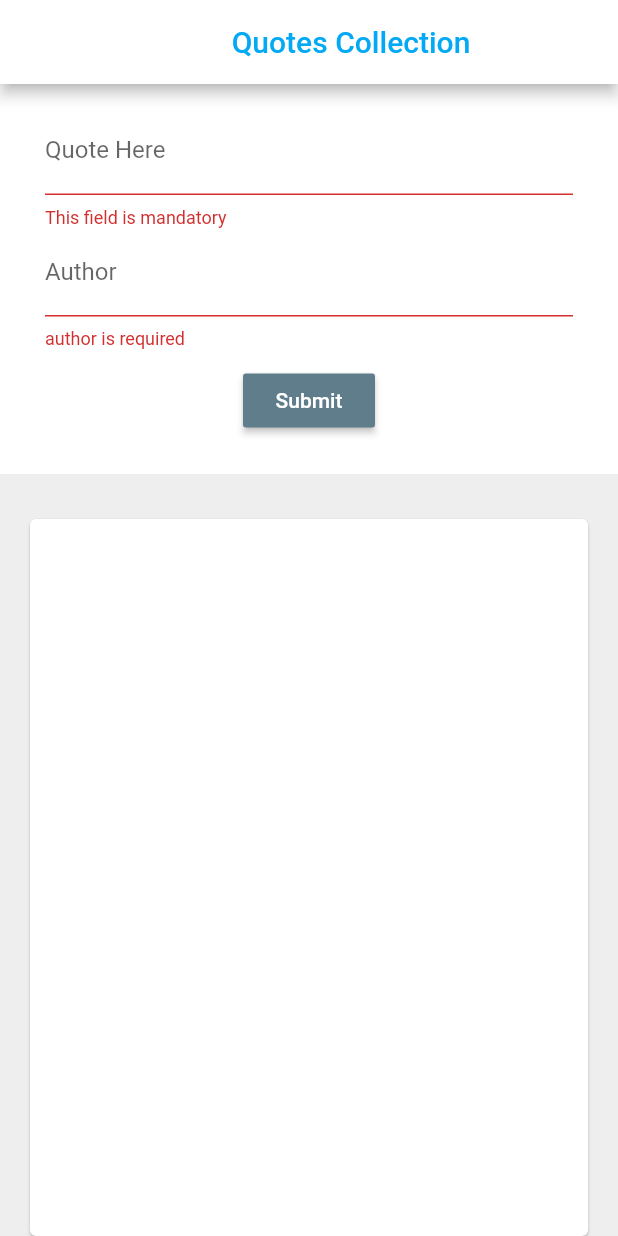
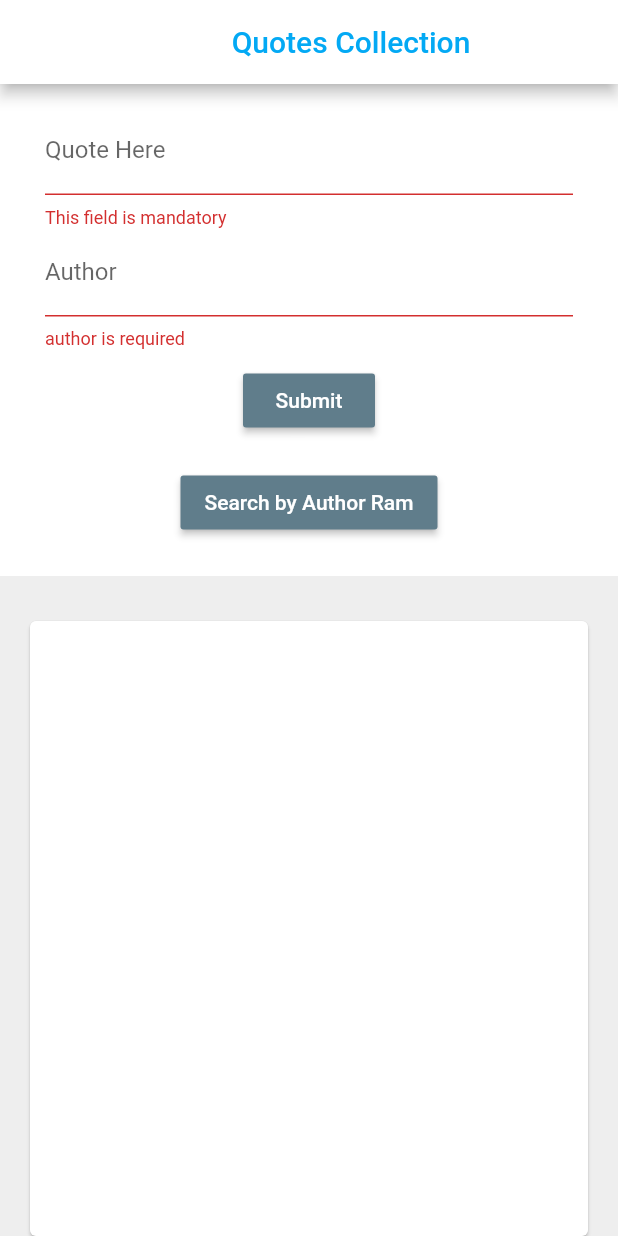
Before and after one commit to ishworpanta10/flutter_sqLite_CRUD, a Flutter app: the MyHomePage screen opened directly, after a tap on "Submit", on a phone screen of 412 x 824 dp. Run offline on Flutter 3.47's test engine with Material 2 defaults, Android fonts, the phone set to English and light mode, and no system bars; our stand-ins replace sqflite; accounts and stored records are empty.

Commit message:
filter search done

```diff
--- a/lib/dbHelper/dbHelper.dart
+++ b/lib/dbHelper/dbHelper.dart
@@ -78,4 +78,17 @@ class DatabaseHelper {
       whereArgs: [id],
     );
   }
+
+  // filter by author
+  Future<List<Quote>> filterbyAuthorAll(String author) async {
+    Database db = await instance.database;
+    List<Map> quote = await db.query(
+      Quote.tableName,
+      where: '${Quote.columnAuthor} = ?',
+      whereArgs: [author],
+    );
+    return quote.length == 0 ? [] : quote.map((e) => Quote.fromMap(e)).toList();
+  }
+
+  //filter by isFav
 }
--- a/lib/screen/quotePage.dart
+++ b/lib/screen/quotePage.dart
@@ -28,6 +28,7 @@ class _MyHomePageState extends State<MyHomePage> {
         await _dbHelper.update(_quote);
       }
       _resetForm();
+      _refreshQuotesList();
     }
   }
 
@@ -65,6 +66,13 @@ class _MyHomePageState extends State<MyHomePage> {
 
   _refreshQuotesList() async {
     List<Quote> quotes = await _dbHelper.queryAll();
+    setState(() {
+      _quotes = quotes;
+    });
+  }
+
+  _searchStringByAuthor(String authorname) async {
+    List<Quote> quotes = await _dbHelper.filterbyAuthorAll(authorname);
     setState(() {
       _quotes = quotes;
     });
@@ -131,6 +139,17 @@ class _MyHomePageState extends State<MyHomePage> {
                   textColor: Colors.white,
                 ),
               ),
+              Container(
+                margin: EdgeInsets.all(10.0),
+                child: RaisedButton(
+                  onPressed: () {
+                    _searchStringByAuthor('ram');
+                  },
+                  child: Text('Search by Author Ram'),
+                  color: Colors.blueGrey,
+                  textColor: Colors.white,
+                ),
+              ),
             ],
           ),
         ),
```
